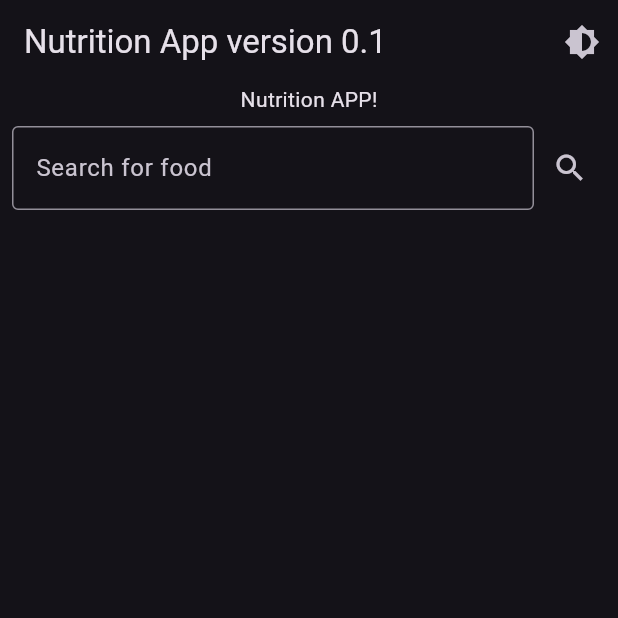
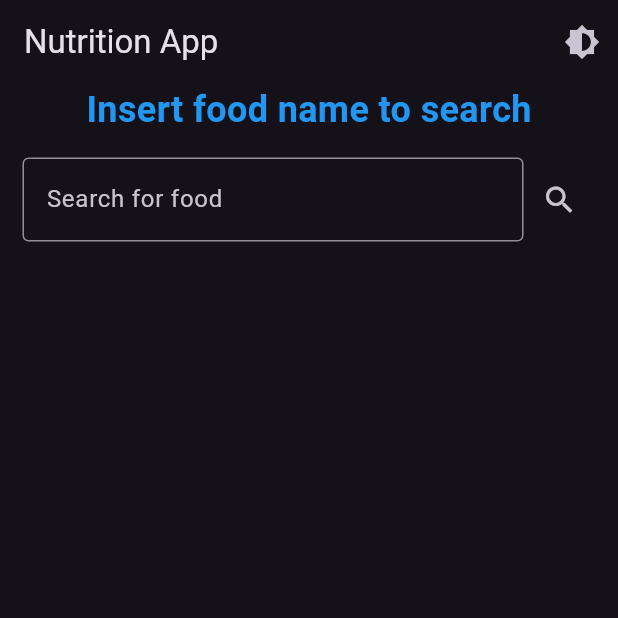
Before and after one commit to Geeck03/Nutrition_Search_App, a Flutter app: the screen it shows after launch, on a phone screen of 412 x 824 dp, the top half of it. Run offline on Flutter 3.47's test engine with Material 3 defaults, Android fonts, the light colour scheme and no system bars.

Commit message:
Update main.dart

```diff
--- a/lib/main.dart
+++ b/lib/main.dart
@@ -1,12 +1,11 @@
 import 'package:flutter/material.dart';
 import 'package:provider/provider.dart';
-import 'dart:convert';
 import 'package:http/http.dart' as http;
 import 'package:honors_app/models/food_model.dart';
 
 // U.S. Department of Agriculture, Agricultural Research Service. FoodData Central, 2019. fdc.nal.usda.gov.
 
-//root of app
+//root of the app
 void main() {
   runApp(
     ChangeNotifierProvider(
@@ -37,7 +36,8 @@ class MyAppState extends State<MyApp> {
   @override
   Widget build(BuildContext context) {
     return MaterialApp(
-      title: 'Nutrition App',
+      debugShowCheckedModeBanner: false,
+      title: 'Nutrition Search App',
       theme: ThemeData.light(),
       darkTheme: ThemeData.dark(), // Use dark theme when isDarkMode is true
       themeMode:
@@ -51,7 +51,7 @@ class MyAppState extends State<MyApp> {
   }
 }
 
-//Use to mange the search query and the API call to the USDA API
+// Use to mange the search query and the API call to the USDA API
 // This class is responsible for fetching food data from the USDA API
 // and managing the state of the app.
 class NetworkManager extends ChangeNotifier {
@@ -59,17 +59,17 @@ class NetworkManager extends ChangeNotifier {
   final String _apiKey = 'ikjpw5Ld99JHwUWTFjCEqRctWl8kGeldAVhuC0Oa';
   FoodData? foodData; // FoodData object to hold the fetched data
   bool isLoading = false; // Flag to indicate loading state
-  String? errorMessage; // Error message to display in case of failu
+  String? errorMessage; // Error message to display in case of failure
   String searchQuery = '';
 
   Future<void> searchFoods(String query) async {
     if (query.isEmpty) return;
 
-    isLoading = true; //when function is called, set loading to true
+    isLoading = true; // when function is called, set loading to true
     errorMessage = null;
     notifyListeners();
 
-    //Creates the URL for the API call
+    // Creates the URL for the API call
     // curl https://api.nal.usda.gov/fdc/v1/foods/search?api_key=DEMO_KEY&query=Cheddar%20Cheese
 
     final url = Uri.parse(
@@ -78,25 +78,19 @@ class NetworkManager extends ChangeNotifier {
 
     /*
     https://fdc.nal.usda.gov/api-guide
-
     Sample curl command to test the USDA API call
     'url_here'
     -H 'accept: application/json'
-
     */
 
-    final headers = {
-      //'Authorization': 'Bearer $_bearerToken',
-      'accept': 'application/json',
-    };
+    final headers = {'accept': 'application/json'};
 
     try {
       final response = await http.get(url, headers: headers);
 
-      //final response = await http.get('//api.nal.usda.gov/fdc/v1/foods/search?api_key=DEMO_KEY&query=Cheddar%20Cheese');
       if (response.statusCode == 200) {
-        print(response.body);
         foodData = foodDataFromJson(response.body);
+        // Uses function from food_model.dart to parse the JSON response
       } else {
         errorMessage =
             'Failed to fetch foods. Status code ${response.statusCode}';
@@ -111,24 +105,17 @@ class NetworkManager extends ChangeNotifier {
 }
 
 class HomeScreen extends StatelessWidget {
-  final Function
-  toggleTheme; // Function to toggle the them// Food object to display
+  final Function toggleTheme; // Function to toggle the theme
 
   const HomeScreen({super.key, required this.toggleTheme}); // Constructor
 
   @override
   Widget build(BuildContext context) {
-    final networkManager = Provider.of<NetworkManager>(
-      context,
-    ); // 1! add network provider
-    //String? food;
+    final networkManager = Provider.of<NetworkManager>(context);
 
-    //FoodData foodData;
-
-    // 1! add network provider
     return Scaffold(
       appBar: AppBar(
-        title: const Text('Nutrition App version 0.1'),
+        title: const Text('Nutrition App'),
         actions: [
           IconButton(
             icon: const Icon(Icons.brightness_6),
@@ -139,15 +126,21 @@ class HomeScreen extends StatelessWidget {
         ],
       ),
       body: Column(
-        //mainAxisAlignment: MainAxisAlignment.center,
         children: <Widget>[
-          Text("Nutrition APP!"),
+          Text(
+            "Insert food name to search",
+            style: TextStyle(
+              fontSize: 24,
+              fontWeight: FontWeight.bold,
+              color: Colors.blue,
+            ),
+          ),
+
           Padding(
-            padding: const EdgeInsets.all(8.0),
+            padding: const EdgeInsets.all(15.0),
             child: SearchBar(
               onSubmit: (query) async {
-                //Text("On submit: $query"); // Print the search query
-                await networkManager.searchFoods(query); //!2
+                await networkManager.searchFoods(query);
               }, //
             ),
           ),
@@ -193,7 +186,7 @@ class HomeScreen extends StatelessWidget {
   }
 }
 
-//UI for serach bar. Sends the search query to the parent widget
+// UI for serach bar. Sends the search query to the parent widget
 // when the search button is pressed.
 class SearchBar extends StatelessWidget {
   final Function(String) onSubmit; // on submit state takes it
@@ -236,14 +229,11 @@ class FoodRow extends StatelessWidget {
   Widget build(BuildContext context) {
     return ListTile(
       leading: Text(
-        food.fdcId.toString(), // Display the food ID',
-        //food.fdcId.toString(), // Display the food name
-        //food.description ?? "No description available",
-      ), // Display the food name
+        food.fdcId.toString(), // Display the food ID
+      ),
       title: Text(
         food.description ?? " no description",
-      ), // Display the serving description
-      //trailing: Text('${food.suggestedServing.servingSize}${food.suggestedServing.servingUnit}'), // Display the serving size and unit
+      ), // Display the serving descriptionisplay the serving size and unit
     );
   }
 }
@@ -323,8 +313,54 @@ class FoodDetailScreen extends StatelessWidget {
   Widget build(BuildContext context) {
     return Scaffold(
       appBar: AppBar(
-        title: Text("Nutrition information"),
-      ), // Display the food name in the app bar
+        title: FittedBox(
+          //Makes the text fit in the app bar
+          fit: BoxFit.scaleDown,
+          child: Text("${food.description}", style: TextStyle(fontSize: 20)),
+        ), // Display the food name in the app bar
+      ),
+      body: Column(
+        children: [
+          Padding(
+            padding: const EdgeInsets.all(8.0),
+            child: Text(
+              "Nutritional Information (per 100g or 100mL as applicable):",
+              style: const TextStyle(fontSize: 18),
+            ),
+          ),
+
+          Expanded(
+            child: ListView.builder(
+              itemCount: food.foodNutrients.length,
+
+              shrinkWrap:
+                  true, // Prevents the ListView from taking up infinite space
+              itemBuilder: (context, index) {
+                final nutrient = food.foodNutrients[index];
+                return Card(
+                  margin: const EdgeInsets.symmetric(
+                    horizontal: 12.0,
+                    vertical: 4.0,
+                  ),
+                  child: ListTile(
+                    leading: Text(
+                      nutrient.name ?? "No name",
+                      style: const TextStyle(fontSize: 20),
+                    ),
+                    subtitle: Padding(
+                      padding: const EdgeInsets.only(left: 20.0),
+                      child: Text(
+                        "Amount: ${nutrient.amount?.toStringAsFixed(2) ?? 'N/A'}  ${nutrient.unitName ?? ''}",
+                        style: const TextStyle(fontSize: 18),
+                      ),
+                    ),
+                  ),
+                );
+              },
+            ),
+          ),
+        ],
+      ),
     );
   }
 }
```
